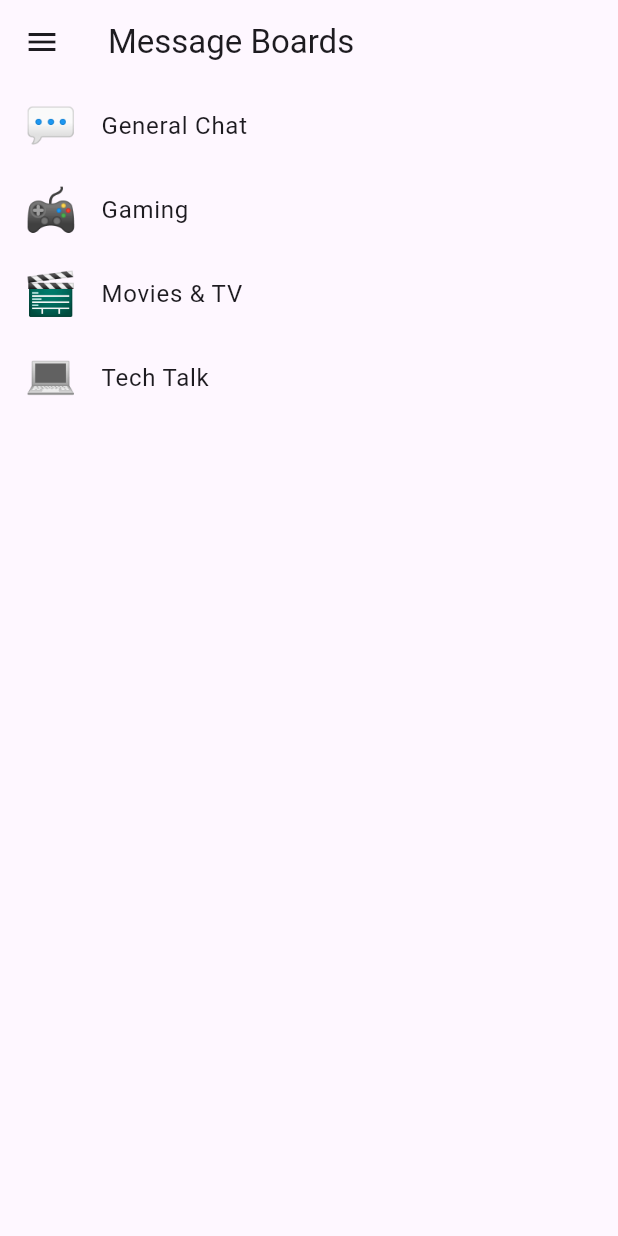
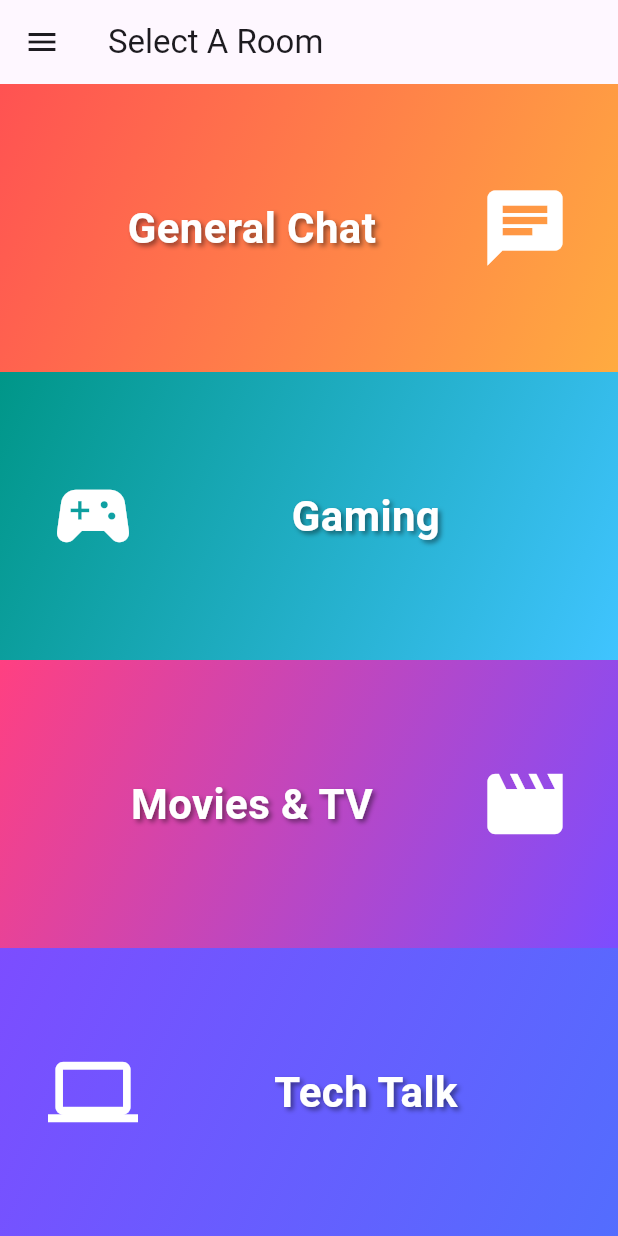
Before and after one commit to jggsu00/hw4, a Flutter app: the HomePage screen opened by its route, on a phone screen of 412 x 824 dp. Run offline on Flutter 3.47's test engine with Material 3 defaults, Android fonts, the phone set to English and light mode, and no system bars; our stand-ins replace cloud_firestore, firebase_auth, firebase_core; accounts and stored records are empty.

Commit message:
final commit, finished styling the home page and splash screen

```diff
--- a/lib/home_page.dart
+++ b/lib/home_page.dart
@@ -6,18 +6,38 @@ import 'settings_page.dart';
 class HomePage extends StatelessWidget {
   const HomePage({super.key});
 
-  final List<Map<String, String>> boards = const [
-    {'name': 'General Chat', 'icon': '💬'},
-    {'name': 'Gaming', 'icon': '🎮'},
-    {'name': 'Movies & TV', 'icon': '🎬'},
-    {'name': 'Tech Talk', 'icon': '💻'},
+  final List<Map<String, dynamic>> boards = const [
+    {
+      'name': 'General Chat',
+      'colors': [Colors.redAccent, Colors.orangeAccent],
+      'icon': Icons.chat,
+    },
+    {
+      'name': 'Gaming',
+      'colors': [Colors.teal, Colors.lightBlueAccent],
+      'icon': Icons.sports_esports,
+    },
+    {
+      'name': 'Movies & TV',
+      'colors': [Colors.pinkAccent, Colors.deepPurpleAccent],
+      'icon': Icons.movie,
+    },
+    {
+      'name': 'Tech Talk',
+      'colors': [Colors.deepPurpleAccent, Colors.indigoAccent],
+      'icon': Icons.computer,
+    },
   ];
 
   @override
   Widget build(BuildContext context) {
+    final appBarHeight = AppBar().preferredSize.height;
+    final statusBarHeight = MediaQuery.of(context).padding.top;
+    final totalHeight = MediaQuery.of(context).size.height - appBarHeight - statusBarHeight;
+
     return Scaffold(
       appBar: AppBar(
-        title: const Text('Message Boards'),
+        title: const Text('Select A Room'),
         leading: Builder(
           builder: (context) => IconButton(
             icon: const Icon(Icons.menu),
@@ -30,7 +50,7 @@ class HomePage extends StatelessWidget {
           padding: EdgeInsets.zero,
           children: [
             const DrawerHeader(
-              decoration: BoxDecoration(color: Colors.deepPurple),
+              decoration: BoxDecoration(color: Colors.black),
               child: Text(
                 'Menu',
                 style: TextStyle(color: Colors.white, fontSize: 24),
@@ -61,23 +81,92 @@ class HomePage extends StatelessWidget {
         ),
       ),
       body: ListView.builder(
+        padding: EdgeInsets.zero,
         itemCount: boards.length,
         itemBuilder: (context, index) {
           final board = boards[index];
-          return ListTile(
-            leading: Text(
-              board['icon']!,
-              style: const TextStyle(fontSize: 28),
-            ),
-            title: Text(board['name']!),
+          final bool isEven = index % 2 == 0;
+
+          return GestureDetector(
             onTap: () {
               Navigator.push(
                 context,
                 MaterialPageRoute(
-                  builder: (context) => ChatPage(boardName: board['name']!),
+                  builder: (context) => ChatPage(boardName: board['name']),
                 ),
               );
             },
+            child: Container(
+              height: totalHeight / boards.length,
+              width: double.infinity,
+              decoration: BoxDecoration(
+                gradient: LinearGradient(
+                  colors: List<Color>.from(board['colors']),
+                  begin: Alignment.topLeft,
+                  end: Alignment.bottomRight,
+                ),
+              ),
+              child: Row(
+                mainAxisAlignment: MainAxisAlignment.spaceBetween,
+                children: isEven
+                    ? [
+                  const SizedBox(width: 32),
+                  Expanded(
+                    child: Text(
+                      board['name'],
+                      textAlign: TextAlign.center,
+                      style: const TextStyle(
+                        color: Colors.white,
+                        fontSize: 28,
+                        fontWeight: FontWeight.bold,
+                        shadows: [
+                          Shadow(
+                            color: Colors.black45,
+                            offset: Offset(2, 2),
+                            blurRadius: 4,
+                          ),
+                        ],
+                      ),
+                    ),
+                  ),
+                  const SizedBox(width: 16),
+                  Icon(
+                    board['icon'],
+                    size: 60,
+                    color: Colors.white,
+                  ),
+                  const SizedBox(width: 32),
+                ]
+                    : [
+                  const SizedBox(width: 32),
+                  Icon(
+                    board['icon'],
+                    size: 60,
+                    color: Colors.white,
+                  ),
+                  const SizedBox(width: 16),
+                  Expanded(
+                    child: Text(
+                      board['name'],
+                      textAlign: TextAlign.center,
+                      style: const TextStyle(
+                        color: Colors.white,
+                        fontSize: 28,
+                        fontWeight: FontWeight.bold,
+                        shadows: [
+                          Shadow(
+                            color: Colors.black45,
+                            offset: Offset(2, 2),
+                            blurRadius: 4,
+                          ),
+                        ],
+                      ),
+                    ),
+                  ),
+                  const SizedBox(width: 32),
+                ],
+              ),
+            ),
           );
         },
       ),
--- a/lib/main.dart
+++ b/lib/main.dart
@@ -21,7 +21,7 @@ class MessageBoardApp extends StatelessWidget {
   Widget build(BuildContext context) {
     return MaterialApp(
       title: 'Message Board App',
-      theme: ThemeData(primarySwatch: Colors.deepPurple),
+      theme: ThemeData(primarySwatch: Colors.blueGrey),
       initialRoute: '/',
       routes: {
         '/': (context) => const SplashScreen(),
```
Also changed, not shown: lib/splash_screen.dart (+42 -5 lines).
